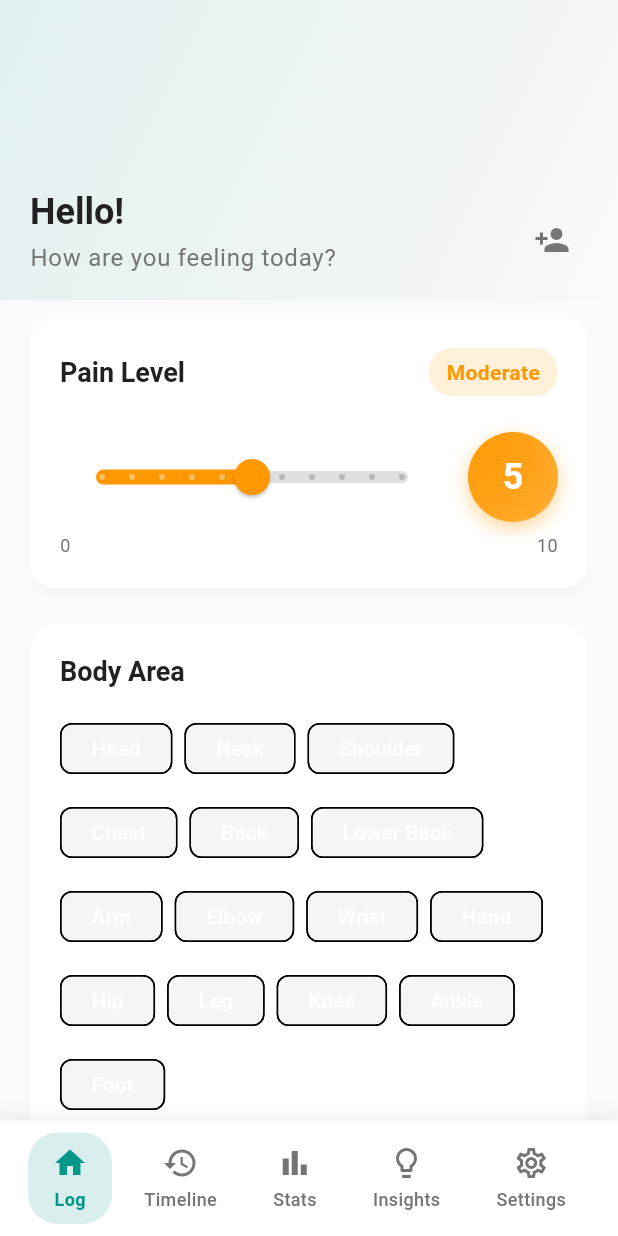
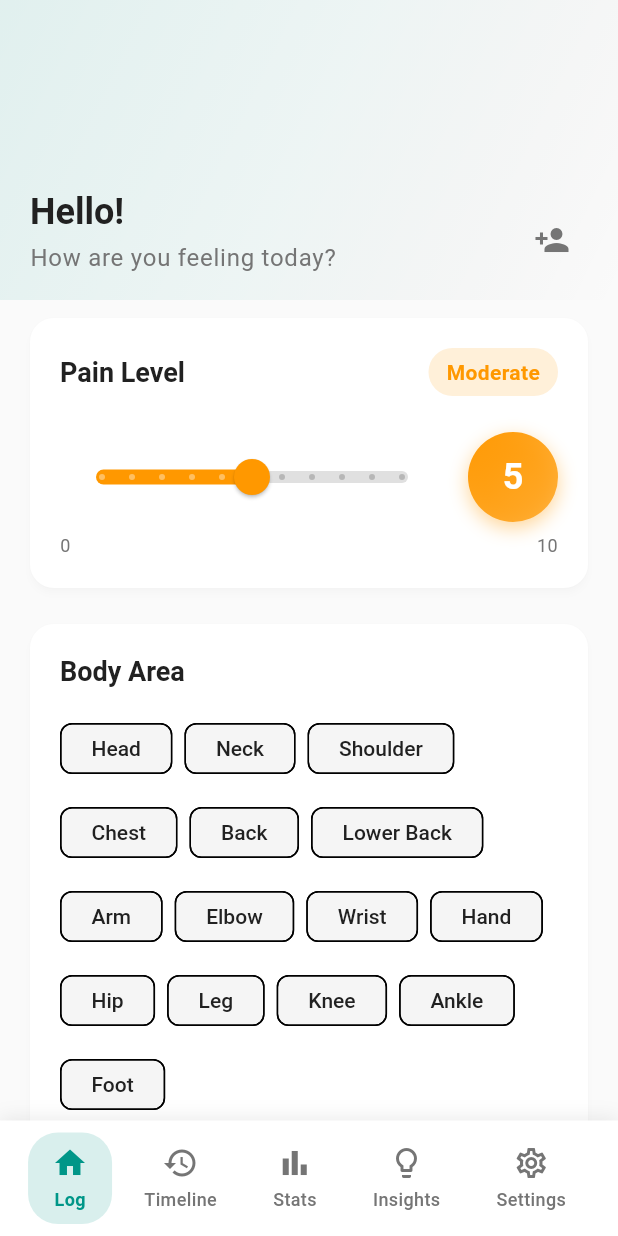
Before and after one commit to JeremiahJacob261/symptom_tracker, a Flutter app: the screen it shows after launch, on a phone screen of 412 x 824 dp. Run offline on Flutter 3.47's test engine with Material 3 defaults, Android fonts, the phone set to English and light mode, and no system bars; our stand-ins replace csv, fl_chart, image_picker, share_plus, shared_preferences, sqflite and 3 more; accounts and stored records are empty; network calls fail; statements that could not run were skipped.

Commit message:
Enhance UI: Update label styles for ChoiceChips in HomeScreen and MyApp

```diff
--- a/lib/main.dart
+++ b/lib/main.dart
@@ -140,7 +140,11 @@ class MyApp extends StatelessWidget {
       chipTheme: ChipThemeData(
         backgroundColor: const Color(0xFFF5F5F5),
         selectedColor: const Color(0xFFB2DFDB),
-        labelStyle: const TextStyle(fontSize: 14, fontWeight: FontWeight.w500),
+        labelStyle: const TextStyle(
+          fontSize: 14,
+          fontWeight: FontWeight.w500,
+          color: Color(0xFF212121),
+        ),
         secondaryLabelStyle: const TextStyle(
             fontSize: 14,
             fontWeight: FontWeight.w600,
@@ -924,6 +928,9 @@ class _HomeScreenState extends State<HomeScreen> {
                       runSpacing: 8,
                       children: _bodyAreas.map((area) {
                         final isSelected = _selectedBodyArea == area;
+                        final labelColor = isSelected
+                            ? theme.colorScheme.onPrimaryContainer
+                            : theme.colorScheme.onSurface;
                         return ChoiceChip(
                           label: Row(
                             mainAxisSize: MainAxisSize.min,
@@ -935,7 +942,10 @@ class _HomeScreenState extends State<HomeScreen> {
                                         theme.colorScheme.onPrimaryContainer),
                                 const SizedBox(width: 4),
                               ],
-                              Text(area),
+                              Text(
+                                area,
+                                style: TextStyle(color: labelColor),
+                              ),
                             ],
                           ),
                           selected: isSelected,
@@ -973,6 +983,9 @@ class _HomeScreenState extends State<HomeScreen> {
                       runSpacing: 8,
                       children: _moods.map((mood) {
                         final isSelected = _selectedMood == mood;
+                        final labelColor = isSelected
+                            ? theme.colorScheme.onPrimaryContainer
+                            : theme.colorScheme.onSurface;
                         return ChoiceChip(
                           avatar: Icon(
                             _moodIcons[mood],
@@ -981,7 +994,10 @@ class _HomeScreenState extends State<HomeScreen> {
                                 ? theme.colorScheme.onPrimaryContainer
                                 : theme.colorScheme.onSurfaceVariant,
                           ),
-                          label: Text(mood),
+                          label: Text(
+                            mood,
+                            style: TextStyle(color: labelColor),
+                          ),
                           selected: isSelected,
                           onSelected: (_) =>
                               setState(() => _selectedMood = mood),
```
